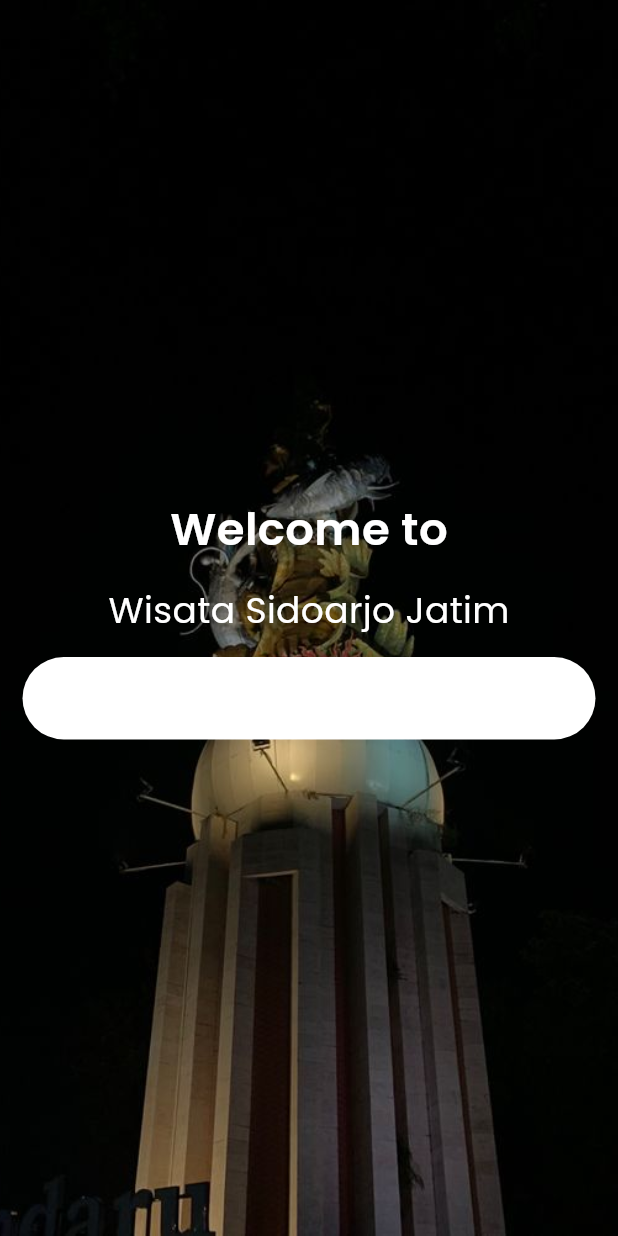
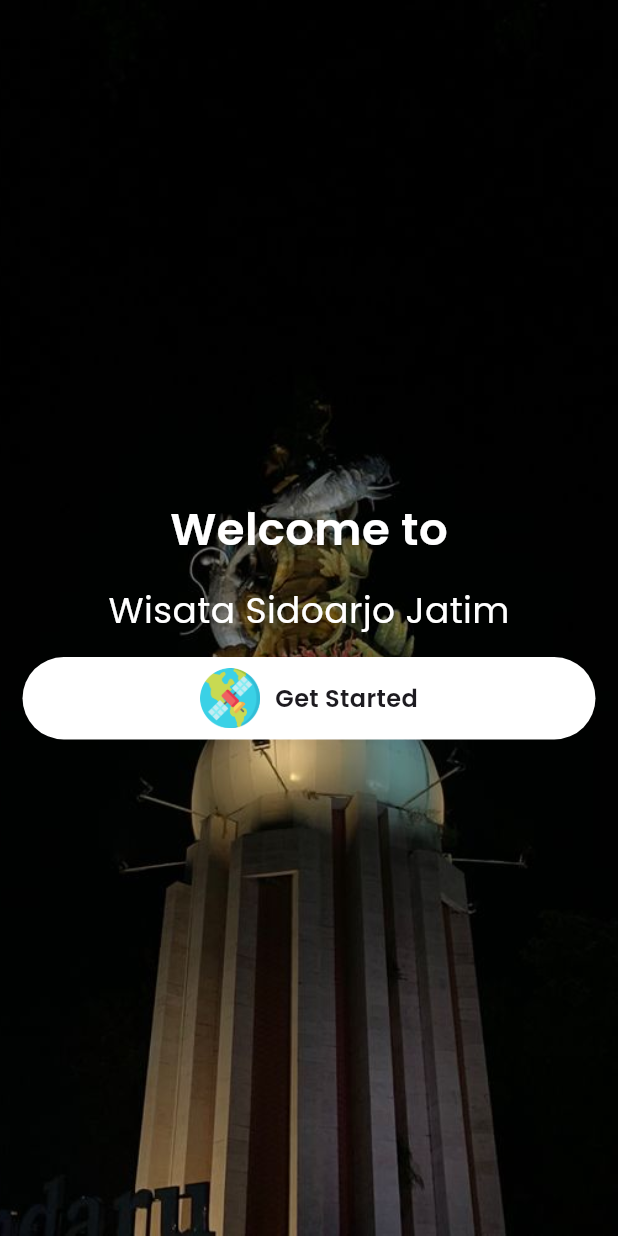
Before and after one commit to dedyputra/wisata_app, a Flutter app: the screen it shows after launch, on a phone screen of 412 x 824 dp. Run offline on Flutter 3.47's test engine with Material 3 defaults, Android fonts, the phone set to English and light mode, and no system bars.

Commit message:
add icon, update homeScreens

```diff
--- a/lib/screens/home/home_screens.dart
+++ b/lib/screens/home/home_screens.dart
@@ -62,7 +62,24 @@ class _HomeScreensState extends State<HomeScreens> {
                         borderRadius: BorderRadius.circular(100),
                       ),
                       child: Row(
-                        children: [],
+                        mainAxisAlignment: MainAxisAlignment.center,
+                        children: [
+                          Image.asset(
+                            "assets/icons/started.png",
+                            height: 40,
+                            width: 40,
+                          ),
+                          const SizedBox(
+                            width: 10,
+                          ),
+                          const Text(
+                            "Get Started",
+                            style: TextStyle(
+                                fontFamily: kFontFamily,
+                                fontSize: 16,
+                                fontWeight: FontWeight.w600),
+                          ),
+                        ],
                       ),
                     ),
                     // get started container akhir
```
Also changed, not shown: assets/icons/started.png (added).
